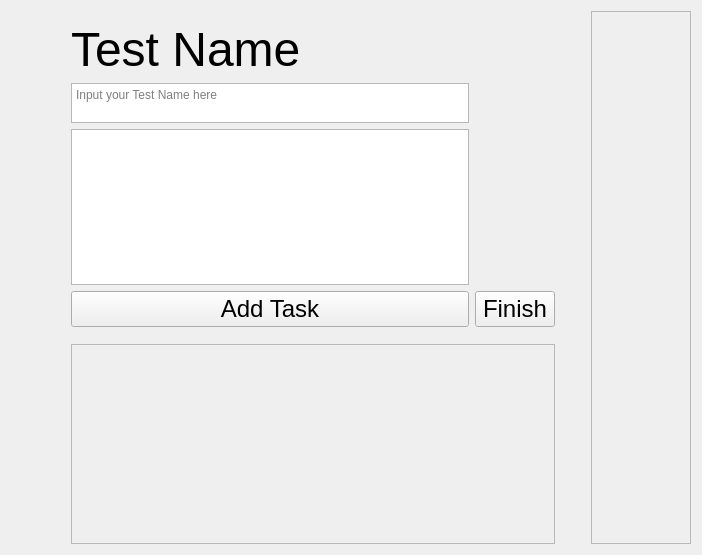
adibozzhanov/LeProgram, file src/views/ui/testMaking.ui: the form before one commit.
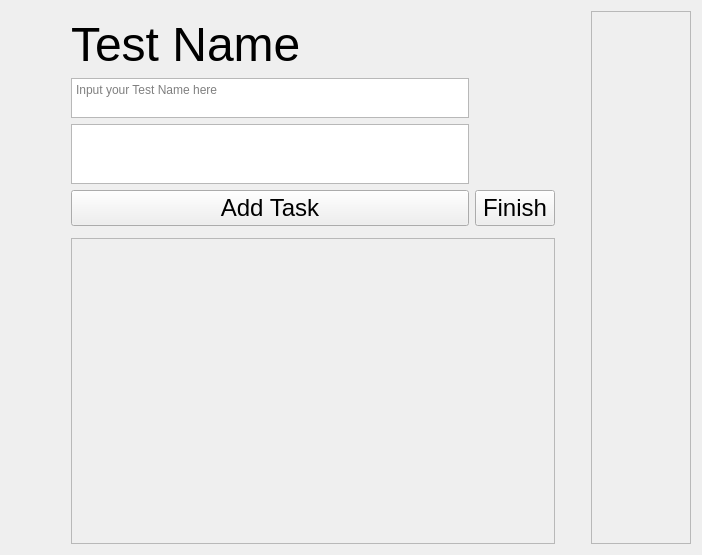
The form after the commit.

The edit to the form file:
```diff
--- a/src/views/ui/testMaking.ui
+++ b/src/views/ui/testMaking.ui
@@ -162,7 +162,7 @@
         <x>0</x>
         <y>0</y>
         <width>474</width>
-        <height>198</height>
+        <height>304</height>
        </rect>
       </property>
       <layout class="QVBoxLayout" name="verticalLayout_2">
@@ -203,6 +203,24 @@
    </item>
    <item row="3" column="1">
     <widget class="QPlainTextEdit" name="testDescriptionInput">
+     <property name="sizePolicy">
+      <sizepolicy hsizetype="Expanding" vsizetype="Fixed">
+       <horstretch>0</horstretch>
+       <verstretch>0</verstretch>
+      </sizepolicy>
+     </property>
+     <property name="minimumSize">
+      <size>
+       <width>0</width>
+       <height>60</height>
+      </size>
+     </property>
+     <property name="maximumSize">
+      <size>
+       <width>16777215</width>
+       <height>60</height>
+      </size>
+     </property>
      <property name="plainText">
       <string/>
      </property>
@@ -211,6 +229,22 @@
      </property>
     </widget>
    </item>
+   <item row="6" column="3">
+    <spacer name="verticalSpacer_3">
+     <property name="orientation">
+      <enum>Qt::Vertical</enum>
+     </property>
+     <property name="sizeType">
+      <enum>QSizePolicy::Maximum</enum>
+     </property>
+     <property name="sizeHint" stdset="0">
+      <size>
+       <width>20</width>
+       <height>700</height>
+      </size>
+     </property>
+    </spacer>
+   </item>
   </layout>
  </widget>
  <resources/>
```
Left out of the diff: 6 changed lines with no effect on the pictures.
